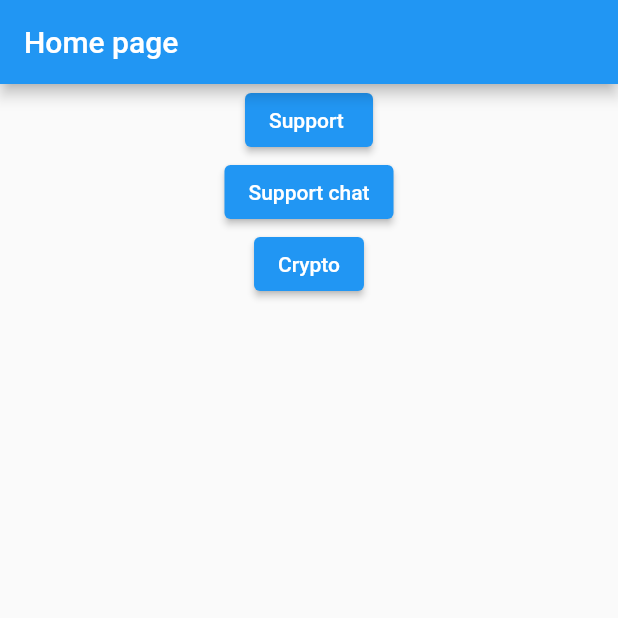
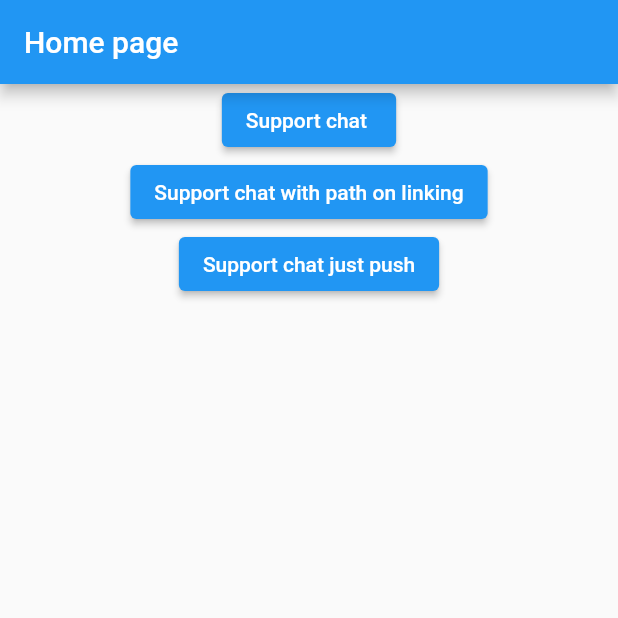
Before and after one commit to baiama/go_router_test, a Flutter app: the screen it shows after launch, on a phone screen of 412 x 824 dp, the top half of it. Run offline on Flutter 3.47's test engine with Material 2 defaults, Android fonts, the phone set to English and light mode, and no system bars; our stand-ins replace go_router.

Commit message:
navigation service

```diff
--- a/lib/crypto_page.dart
+++ b/lib/crypto_page.dart
@@ -6,8 +6,8 @@ class CryptoPage extends StatelessWidget {
   @override
   Widget build(BuildContext context) {
     return Scaffold(
-      appBar: AppBar(title: Text('CryptoPage  page'),),
-      body: Center(child: Text('CryptoPage')),
+      appBar: AppBar(title: const Text('CryptoPage  page'),),
+      body: const Center(child: Text('CryptoPage'),),
     );
   }
 }
--- a/lib/home.dart
+++ b/lib/home.dart
@@ -1,5 +1,5 @@
 import 'package:flutter/material.dart';
-import 'package:go_router/go_router.dart';
+import 'package:routing/services/navigation_service.dart';
 
 class HomePage extends StatelessWidget {
   const HomePage({ Key? key }) : super(key: key);
@@ -12,21 +12,18 @@ class HomePage extends StatelessWidget {
       body: Container(
         child:  Center(child: Column(children: [
           ElevatedButton(onPressed: () {
-          // GoRouter.of(context).go('/support/support_chat');
-          GoRouter.of(context).goNamed('support');
+          NavigationService.showSupportPage(context, name: 'name');
          },
-        child: Text('Support '),),
+        child: Text('Support chat '),),
          ElevatedButton(onPressed: () {
-          // GoRouter.of(context).go('/support/support_chat');
-          // GoRouter.of(context).go('/support/support_chat/chatguid?query=text', extra: 'Baiaman');
-          GoRouter.of(context).push('/support/support_chat/chatguid?query=text', extra: 'Baiaman');
+          NavigationService.showSupportChatPage(context, name: 'name', guid: 'guid', query: 'query', isPush: false);
          },
-        child: Text('Support chat' ),),
+        child: Text('Support chat with path on linking' ),),
         ElevatedButton(onPressed: () {
-          // GoRouter.of(context).go('/support/support_chat');
-          GoRouter.of(context).goNamed('crypto');
+         NavigationService.showSupportChatPage(context, name: 'name', guid: 'guid', query: 'query');
+
          },
-        child: Text('Crypto'),)
+        child: Text('Support chat just push'),)
         ],)),
       ),
     );
--- a/lib/main.dart
+++ b/lib/main.dart
@@ -1,12 +1,7 @@
 
 import 'package:flutter/material.dart';
-import 'package:go_router/go_router.dart';
 import 'package:provider/provider.dart';
-import 'package:routing/crypto_page.dart';
-import 'package:routing/home.dart';
-import 'package:routing/login_page.dart';
-import 'package:routing/support_chat.dart';
-import 'package:routing/support_page.dart';
+import 'package:routing/services/router.dart';
 
 import 'login_info.dart';
 
@@ -38,64 +33,3 @@ class MyApp extends StatelessWidget {
   }
 
 }
-
-
-GoRouter router(LoginInfo loginInfo) {
- return GoRouter(
-       refreshListenable: loginInfo,
-    routes: [
-      GoRoute(
-        path: '/',
-        builder: (context, state) => const HomePage(),
-        routes: [
-      GoRoute(
-        path: 'login',
-        builder: (context, state) => const LoginPage(),
-      ),
-      GoRoute(path: 'support',
-      name: 'support',
-      redirect: (state) {
-      // if the user is not logged in, they need to login
-      final loggedIn = loginInfo.loggedIn;
-      final loggingIn = state.subloc == '/login';
-      if (!loggedIn) return loggingIn ? null : '/login';
-
-      // if the user is logged in but still on the login page, send them to
-      // the support page
-      if (loggingIn) return '/support';
-
-      // no need to redirect at all
-      return null;
-    },
-    routes: [
-      GoRoute(
-        path: 'support_chat/:guid', builder: (context, state) {
-          final guid = state.params['guid'] ?? '' ;
-          final query = state.queryParams['query'] ?? '';
-          final name = state.extra as String ;
-          return SupportChatPage(guid: guid, name: name , query: query,);
-        }),
-    ],
-      builder: (context, state) => const SupportPage(),),
-      GoRoute(path: 'crypto',
-      name: 'crypto',
-      redirect: (state) {
-      // if the user is not logged in, they need to login
-      final loggedIn = loginInfo.loggedIn;
-      final loggingIn = state.subloc == '/login';
-      if (!loggedIn) return loggingIn ? null : '/login';
-
-      // if the user is logged in but still on the login page, send them to
-      // the support page
-      if (loggingIn) return '/crypto';
-
-      // no need to redirect at all
-      return null;
-      },
-      builder: (context, state) => const CryptoPage(),),
-      ]
-      ),
-
-    ],
-  );
-}
--- /dev/null
+++ b/lib/services/route_names.dart
@@ -0,0 +1,12 @@
+
+
+class RouteNames {
+
+  static RouteNames instance = RouteNames();
+
+  final String support = 'support';
+  final String login = 'login';
+  final String supportChat = 'support_chat';
+  final String crypto = 'crypto';
+
+}
--- /dev/null
+++ b/lib/services/router.dart
@@ -0,0 +1,73 @@
+
+import 'package:go_router/go_router.dart';
+import 'package:routing/services/route_names.dart';
+
+import '../crypto_page.dart';
+import '../home.dart';
+import '../login_info.dart';
+import '../login_page.dart';
+import '../support_chat.dart';
+import '../support_page.dart';
+
+
+GoRouter router(LoginInfo loginInfo) {
+ return GoRouter(
+       refreshListenable: loginInfo,
+    routes: [
+      GoRoute(
+        path: '/',
+        builder: (context, state) => const HomePage(),
+        routes: [
+      GoRoute(
+        path: RouteNames.instance.login,
+        name: RouteNames.instance.login,
+        builder: (context, state) => const LoginPage(),
+      ),
+      GoRoute(path: RouteNames.instance.support,
+      name: RouteNames.instance.support,
+      redirect: (state) {
+      // if the user is not logged in, they need to login
+      final loggedIn = loginInfo.loggedIn;
+      final loggingIn = state.subloc == '/login';
+      if (!loggedIn) return loggingIn ? null : '/login';
+
+      // if the user is logged in but still on the login page, send them to
+      // the support page
+      if (loggingIn) return '/support';
+
+      // no need to redirect at all
+      return null;
+    },
+    routes: [
+      GoRoute(
+        name: RouteNames.instance.supportChat,
+        path: '${RouteNames.instance.supportChat}/:guid', builder: (context, state) {
+          final guid = state.params['guid'] ?? '' ;
+          final query = state.queryParams['query'] ?? '';
+          final name = state.extra as String ;
+          return SupportChatPage(guid: guid, name: name , query: query,);
+        }),
+    ],
+      builder: (context, state) => const SupportPage(),),
+      GoRoute(path: RouteNames.instance.crypto,
+      name: RouteNames.instance.crypto,
+      redirect: (state) {
+      // if the user is not logged in, they need to login
+      final loggedIn = loginInfo.loggedIn;
+      final loggingIn = state.subloc == '/login';
+      if (!loggedIn) return loggingIn ? null : '/login';
+
+      // if the user is logged in but still on the login page, send them to
+      // the support page
+      if (loggingIn) return '/crypto';
+
+      // no need to redirect at all
+      return null;
+      },
+      builder: (context, state) => const CryptoPage(),),
+      ]
+      ),
+
+    ],
+  );
+}
```
Also changed, not shown: lib/services/navigation_service.dart (added, +37 -0 lines).
